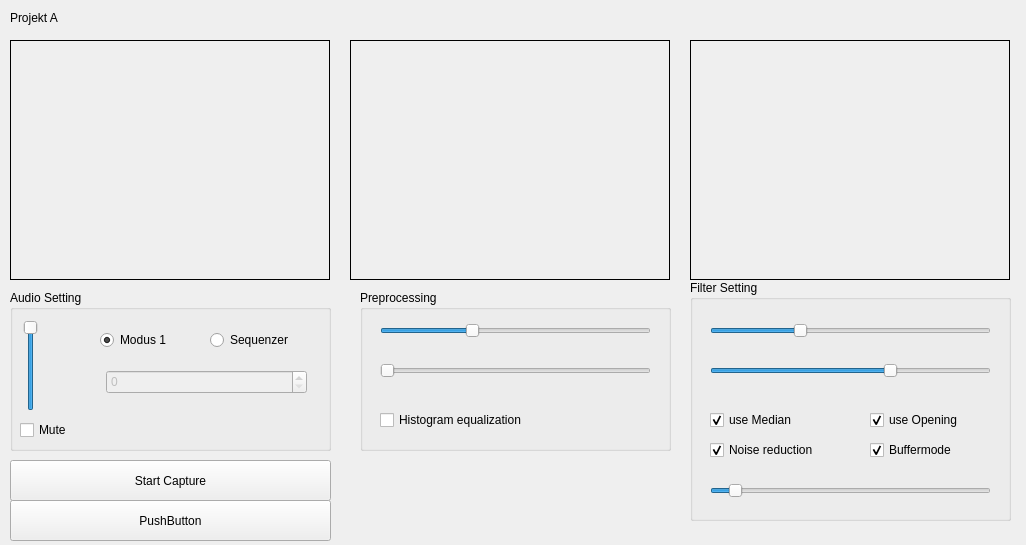
Above: app/a/projectawidget.ui from avprg-soundtable/soundtable before the change. Below: the same form after it.
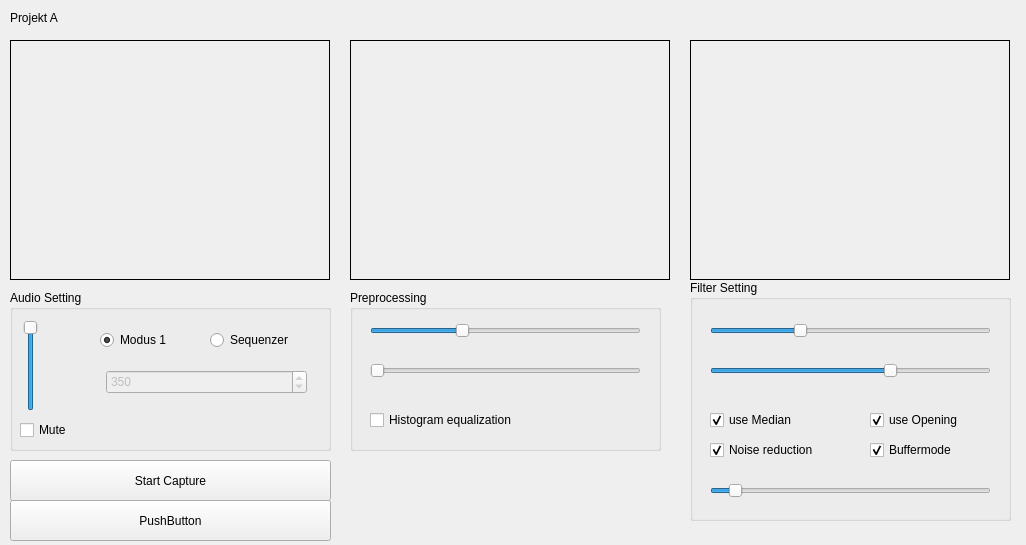
That is the form after the change. Custom widgets are drawn as their Qt base class.

What changed in the file:
```diff
--- a/app/a/projectawidget.ui
+++ b/app/a/projectawidget.ui
@@ -174,6 +174,12 @@
       <height>24</height>
      </rect>
     </property>
+    <property name="maximum">
+     <number>600</number>
+    </property>
+    <property name="value">
+     <number>350</number>
+    </property>
    </widget>
   </widget>
   <widget class="QGroupBox" name="groupBox_2">
@@ -351,7 +357,7 @@
   <widget class="QGroupBox" name="groupBox_3">
    <property name="geometry">
     <rect>
-     <x>360</x>
+     <x>350</x>
      <y>290</y>
      <width>311</width>
      <height>161</height>
```
Left out of the diff: 7 changed lines with no effect on the pictures.
